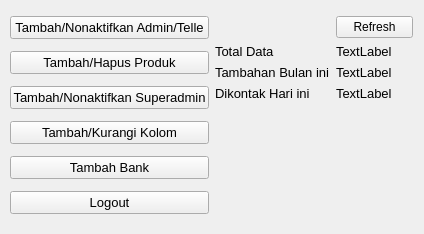
Before: the Qt Designer form mainFiles/assets/ui/superadminUi.ui in NathanielClarence/telemarketingdb, drawn with Qt 5.
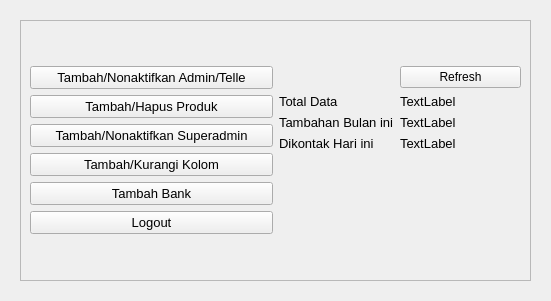
After: the same form once the commit is applied.

Patch:
```diff
--- a/mainFiles/assets/ui/superadminUi.ui
+++ b/mainFiles/assets/ui/superadminUi.ui
@@ -6,22 +6,36 @@
    <rect>
     <x>0</x>
     <y>0</y>
-    <width>424</width>
-    <height>234</height>
+    <width>551</width>
+    <height>301</height>
    </rect>
   </property>
   <property name="windowTitle">
    <string>Form</string>
   </property>
-  <widget class="QWidget" name="gridLayoutWidget">
+  <widget class="QScrollArea" name="scrollArea">
    <property name="geometry">
     <rect>
-     <x>10</x>
-     <y>10</y>
-     <width>403</width>
-     <height>211</height>
+     <x>20</x>
+     <y>20</y>
+     <width>511</width>
+     <height>261</height>
     </rect>
    </property>
+   <property name="widgetResizable">
+    <bool>true</bool>
+   </property>
+   <widget class="QWidget" name="scrollAreaWidgetContents">
+    <property name="geometry">
+     <rect>
+      <x>0</x>
+      <y>0</y>
+      <width>509</width>
+      <height>259</height>
+     </rect>
+    </property>
+    <layout class="QGridLayout" name="gridLayout_2">
+     <item row="0" column="0">
    <layout class="QGridLayout" name="gridLayout">
     <item row="4" column="0">
      <widget class="QPushButton" name="btn_addBank">
@@ -179,6 +193,9 @@
      </widget>
     </item>
    </layout>
+     </item>
+    </layout>
+   </widget>
   </widget>
  </widget>
  <resources/>
```
Lines whose indentation alone changed are shown as unchanged.
